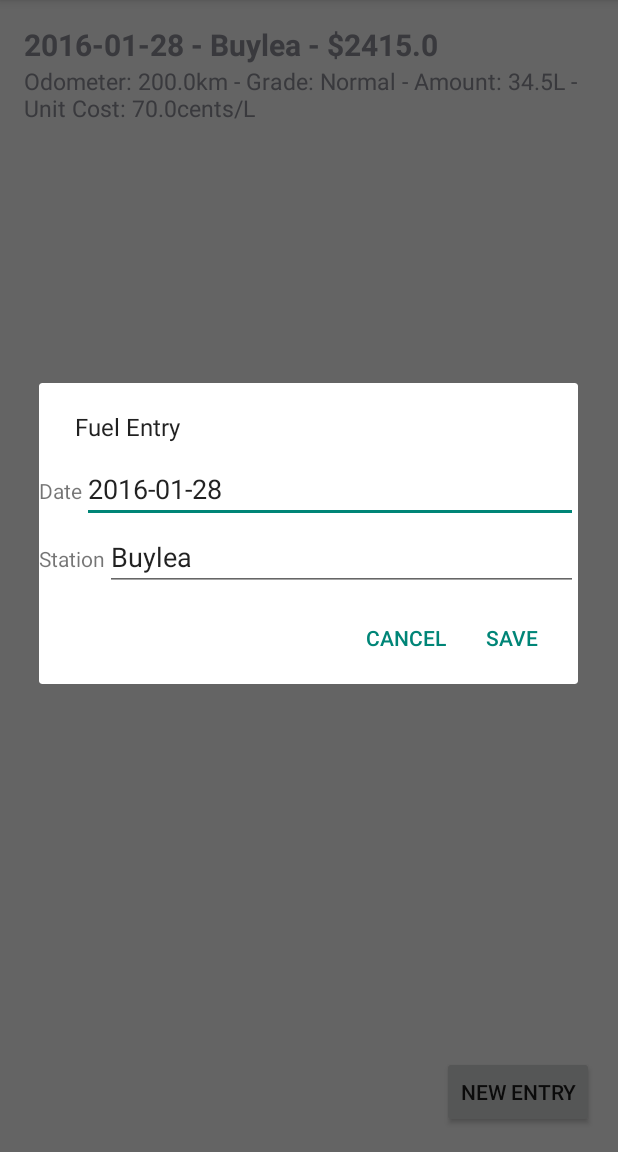
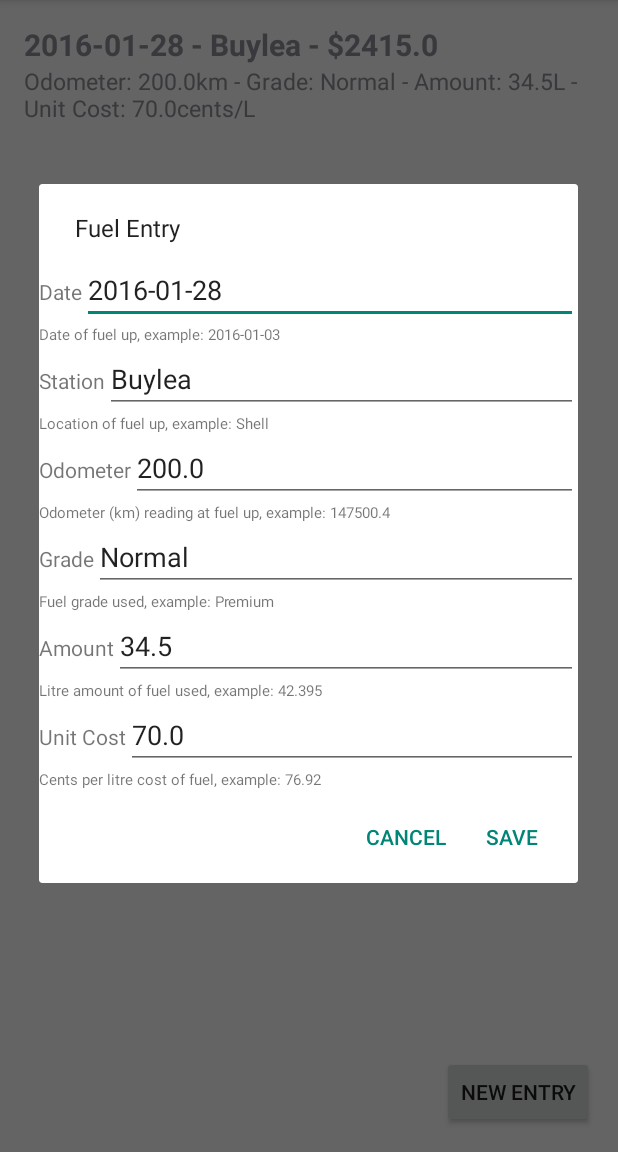
Before and after one commit to ahoskins/as1, an Android app: the screen it shows after launch (FuelListActivity), after a tap on an icon or button, on a phone screen of 412 x 824 dp, the part 84-1236 px from its top. Run offline under Robolectric (Android 15) with nearby library versions, the phone set to English and light mode, and no system bars.

Commit message:
edit or create entry with input validation and helpful tips

```diff
--- a/app/src/main/java/com/andrew/iscool/fuelrecords/CreateEntryDialog.java
+++ /dev/null
@@ -1,107 +0,0 @@
-package com.andrew.iscool.fuelrecords;
-
-import android.app.Activity;
-import android.app.AlertDialog;
-import android.app.Dialog;
-import android.content.Context;
-import android.content.DialogInterface;
-import android.os.Bundle;
-import android.support.v4.app.DialogFragment;
-import android.view.LayoutInflater;
-import android.view.View;
-import android.widget.EditText;
-
-import java.text.ParseException;
-import java.text.SimpleDateFormat;
-import java.util.Date;
-import java.util.Locale;
-
-/**
- * Created by Andrew on 2016-01-27.
- */
-public class CreateEntryDialog extends DialogFragment {
-    private EntryDialogListener mListener;
-    private Integer mDataIndex;
-
-    private EditText mDate;
-    private EditText mStation;
-
-    // use interface with parent
-    public interface EntryDialogListener {
-        void onDialogPositiveClick(Date d, String s, Integer index);
-        FuelEntry getFuelData(int index);
-    }
-
-    public CreateEntryDialog() {
-    }
-
-    @Override
-    public void onCreate(Bundle savedInstanceState) {
-        super.onCreate(savedInstanceState);
-
-        mDataIndex = getArguments() != null ? getArguments().getInt("index"): null;
-    }
-
-    @Override
-    public void onAttach(Activity a) {
-        super.onAttach(a);
-
-        try {
-            // Instantiate the NoticeDialogListener so we can send events to the host
-            mListener = (EntryDialogListener) a;
-        } catch (ClassCastException e) {
-            // The activity doesn't implement the interface, throw exception
-            throw new ClassCastException(a.toString()
-                    + " must implement NoticeDialogListener");
-        }
-    }
-
-    @Override
-    public Dialog onCreateDialog(Bundle savedInstanceState) {
-        LayoutInflater inflater = (LayoutInflater) getActivity().getSystemService(Context.LAYOUT_INFLATER_SERVICE);
-        View view = inflater.inflate(R.layout.edit_menu, null);
-
-        mDate = (EditText) view.findViewById(R.id.date);
-        mStation = (EditText) view.findViewById(R.id.station);
-
-        // index is passed in from activity
-        // if index is not null, access the data at that index and init the values
-        if (mDataIndex != null) {
-            // init the picks with the value at this index
-            FuelEntry fe = mListener.getFuelData(mDataIndex);
-            SimpleDateFormat sdf = new SimpleDateFormat("yyyy-MM-dd", Locale.CANADA);
-            mDate.setText(sdf.format(fe.getDate()));
-            mStation.setText(fe.getStation());
-        }
-
-        // Build the dialog and set up the button click handlers
-        AlertDialog.Builder builder = new AlertDialog.Builder(getActivity());
-        builder.setMessage("Fuel Entry")
-                .setView(view)
-                .setPositiveButton("Save", new DialogInterface.OnClickListener() {
-                    public void onClick(DialogInterface dialog, int id) {
-                        // convert the date picker into a date object
-                        SimpleDateFormat sdf = new SimpleDateFormat("yyyy-MM-dd");
-                        Date date = null;
-                        try {
-                            date = sdf.parse(mDate.getText().toString());
-                        } catch (ParseException e) {
-
-                        }
-
-                        // tell the activity
-                        mListener.onDialogPositiveClick(date, mStation.getText().toString(), mDataIndex);
-                        dismiss();
-                    }
-                })
-                .setNegativeButton("Cancel", new DialogInterface.OnClickListener() {
-                    public void onClick(DialogInterface dialog, int id) {
-                        dismiss();
-                    }
-                });
-        return builder.create();
-    }
-
-
-
-}
--- /dev/null
+++ b/app/src/main/java/com/andrew/iscool/fuelrecords/EntryDialog.java
@@ -0,0 +1,251 @@
+package com.andrew.iscool.fuelrecords;
+
+import android.app.Activity;
+import android.app.AlertDialog;
+import android.app.Dialog;
+import android.content.Context;
+import android.content.DialogInterface;
+import android.os.Bundle;
+import android.support.v4.app.DialogFragment;
+import android.text.Editable;
+import android.text.TextWatcher;
+import android.view.LayoutInflater;
+import android.view.View;
+import android.widget.EditText;
+
+import java.text.ParseException;
+import java.text.SimpleDateFormat;
+import java.util.Date;
+import java.util.Locale;
+
+/**
+ * Created by Andrew on 2016-01-27.
+ */
+public class EntryDialog extends DialogFragment {
+    SimpleDateFormat sdf = new SimpleDateFormat("yyyy-MM-dd", Locale.CANADA);
+    private EntryDialogListener mListener;
+    private Integer mDataIndex;
+    private AlertDialog mAlertDialog;
+
+    private EditText mDate;
+    private EditText mStation;
+    private EditText mOdometer;
+    private EditText mGrade;
+    private EditText mAmount;
+    private EditText mUnitCost;
+
+    private Date mDateValue;
+    private String mStationValue;
+    private Float mOdometerValue;
+    private String mGradeValue;
+    private Float mAmountValue;
+    private Float mUnitCostValue;
+
+    // use interface with parent
+    public interface EntryDialogListener {
+        void onDialogPositiveClick(Date date,
+                                   String station,
+                                   float odometer,
+                                   String grade,
+                                   float amount,
+                                   float unitCost,
+                                   Integer index);
+        FuelEntry getFuelData(int index);
+    }
+
+    public EntryDialog() {}
+
+    @Override
+    public void onCreate(Bundle savedInstanceState) {
+        super.onCreate(savedInstanceState);
+
+        mDataIndex = getArguments() != null ? getArguments().getInt("index"): null;
+    }
+
+    @Override
+    public void onAttach(Activity a) {
+        super.onAttach(a);
+
+        try {
+            // Instantiate the NoticeDialogListener so we can send events to the host
+            mListener = (EntryDialogListener) a;
+        } catch (ClassCastException e) {
+            // The activity doesn't implement the interface, throw exception
+            throw new ClassCastException(a.toString()
+                    + " must implement NoticeDialogListener");
+        }
+    }
+
+    private void initEditTexts(View view) {
+        // get reference to them all
+        mDate = (EditText) view.findViewById(R.id.date);
+        mStation = (EditText) view.findViewById(R.id.station);
+        mOdometer = (EditText) view.findViewById(R.id.odometer);
+        mGrade = (EditText) view.findViewById(R.id.grade);
+        mAmount = (EditText) view.findViewById(R.id.amount);
+        mUnitCost = (EditText) view.findViewById(R.id.unit_cost);
+
+        // if editing, init the values
+        if (mDataIndex != null) {
+            FuelEntry fe = mListener.getFuelData(mDataIndex);
+
+            mDate.setText(sdf.format(fe.getDate()));
+            mDateValue = fe.getDate();
+            mStation.setText(fe.getStation());
+            mStationValue = fe.getStation();
+            mOdometer.setText(Float.toString(fe.getOdometer()));
+            mOdometerValue = fe.getOdometer();
+            mGrade.setText(fe.getGrade());
+            mGradeValue = fe.getGrade();
+            mAmount.setText(Float.toString(fe.getAmount()));
+            mAmountValue = fe.getAmount();
+            mUnitCost.setText(Float.toString(fe.getUnitCost()));
+            mUnitCostValue = fe.getUnitCost();
+        }
+
+        mDate.addTextChangedListener((new GenericTextWatcher(mDate)));
+        mOdometer.addTextChangedListener((new GenericTextWatcher(mOdometer)));
+        mAmount.addTextChangedListener((new GenericTextWatcher(mAmount)));
+        mUnitCost.addTextChangedListener((new GenericTextWatcher(mUnitCost)));
+        mStation.addTextChangedListener(new GenericTextWatcher(mStation));
+        mGrade.addTextChangedListener(new GenericTextWatcher(mGrade));
+
+    }
+
+    private void checkIfSaveEnabled() {
+        // if all buttons filled out validly, then enable save button
+        if (mDateValue != null && mOdometerValue != null && mAmountValue != null
+                && mUnitCostValue != null && mGrade.getText().length() != 0
+                && mStation.getText().length() != 0) {
+            mAlertDialog.getButton(Dialog.BUTTON_POSITIVE).setEnabled(true);
+        }
+    }
+
+    @Override
+    public void onResume() {
+        super.onResume();
+
+        // android hates being cool, so it makes me wait till here till I can call this
+        if (mDataIndex != null) {
+            // if creating, then start off being disabled
+            mAlertDialog.getButton(Dialog.BUTTON_POSITIVE).setEnabled(true);
+        } else {
+            mAlertDialog.getButton(Dialog.BUTTON_POSITIVE).setEnabled(false);
+        }
+    }
+
+    @Override
+    public Dialog onCreateDialog(Bundle savedInstanceState) {
+        LayoutInflater inflater = (LayoutInflater) getActivity().getSystemService(Context.LAYOUT_INFLATER_SERVICE);
+        View view = inflater.inflate(R.layout.edit_menu, null);
+
+        initEditTexts(view);
+
+        // Build the dialog and set up the button click handlers
+        AlertDialog.Builder builder = new AlertDialog.Builder(getActivity());
+        builder.setMessage("Fuel Entry")
+                .setView(view)
+                .setPositiveButton("Save", new DialogInterface.OnClickListener() {
+                    public void onClick(DialogInterface dialog, int id) {
+                        // tell the activity the updated entry
+                        // all values are non-null and non-empty string, or else this button would be disabled
+                        mListener.onDialogPositiveClick(mDateValue,
+                                mStationValue,
+                                mOdometerValue,
+                                mGradeValue,
+                                mAmountValue,
+                                mUnitCostValue,
+                                mDataIndex);
+
+                        dismiss();
+                    }
+                })
+                .setNegativeButton("Cancel", new DialogInterface.OnClickListener() {
+                    public void onClick(DialogInterface dialog, int id) {
+                        dismiss();
+                    }
+                });
+        mAlertDialog =  builder.create();
+
+        return mAlertDialog;
+    }
+
+    private class GenericTextWatcher implements TextWatcher {
+        private EditText view;
+
+        public GenericTextWatcher(EditText view) {
+            this.view = view;
+        }
+
+        public void beforeTextChanged(CharSequence s, int start, int count, int after) {}
+        public void onTextChanged(CharSequence s, int start, int before, int count) {}
+
+        @Override
+        public void afterTextChanged(Editable t) {
+            String text = t.toString();
+
+            switch (view.getId()) {
+                case R.id.date:
+                    try {
+                        mDateValue = sdf.parse(text);
+                        // check if all values are non null
+                        checkIfSaveEnabled();
+                    } catch (ParseException e) {
+                        // set to null
+                        // disable save button
+                        mDate.setError("Required field (yyyy-mm-dd)");
+                        mDateValue = null;
+                        mAlertDialog.getButton(Dialog.BUTTON_POSITIVE).setEnabled(false);
+                    }
+                    break;
+                case R.id.odometer:
+                    try {
+                        mOdometerValue = Float.parseFloat(text);
+                        checkIfSaveEnabled();
+                    } catch (NumberFormatException e) {
+                        mOdometer.setError("Required field (number)");
+                        mOdometerValue = null;
+                        mAlertDialog.getButton(Dialog.BUTTON_POSITIVE).setEnabled(false);
+                    }
+                    break;
+                case R.id.amount:
+                    try {
+                        mAmountValue = Float.parseFloat(text);
+                        checkIfSaveEnabled();
+                    } catch (NumberFormatException e) {
+                        mAmount.setError("Required field (number)");
+                        mAmountValue = null;
+                        mAlertDialog.getButton(Dialog.BUTTON_POSITIVE).setEnabled(false);
+                    }
+                    break;
+                case R.id.unit_cost:
+                    try {
+                        mUnitCostValue = Float.parseFloat(text);
+                        checkIfSaveEnabled();
+                    } catch (NumberFormatException e) {
+                        mUnitCost.setError("Required field (number)");
+                        mUnitCostValue = null;
+                        mAlertDialog.getButton(Dialog.BUTTON_POSITIVE).setEnabled(false);
+                    }
+                    break;
+                case R.id.station:
+                    mStationValue = text;
+                    if (text.length() == 0) {
+                        mAlertDialog.getButton(Dialog.BUTTON_POSITIVE).setEnabled(false);
+                        mStation.setError("Required field (string)");
+                    }
+                    checkIfSaveEnabled();
+                    break;
+                case R.id.grade:
+                    mGradeValue = text;
+                    if (text.length() == 0) {
+                        mAlertDialog.getButton(Dialog.BUTTON_POSITIVE).setEnabled(false);
+                        mGrade.setError("Required field (string)");
+                    }
+                    checkIfSaveEnabled();
+                    break;
+            }
+        }
+    }
+
+}
--- a/app/src/main/java/com/andrew/iscool/fuelrecords/FuelListActivity.java
+++ b/app/src/main/java/com/andrew/iscool/fuelrecords/FuelListActivity.java
@@ -8,21 +8,11 @@ import android.view.View;
 import android.widget.AdapterView;
 import android.widget.Button;
 import android.widget.ListView;
-import android.widget.Toast;
 
 import java.util.ArrayList;
 import java.util.Date;
 
-/*
-* TODO:
-* - edit entry menu
-*   - on click row, open dialog passing in current values for that Fuel Entry
-*   - listener in activity gets index and replaces with new values
-*
-* */
-
-
-public class FuelListActivity extends ActionBarActivity implements CreateEntryDialog.EntryDialogListener {
+public class FuelListActivity extends ActionBarActivity implements EntryDialog.EntryDialogListener {
     private Button mNewEntryButton;
     private ListView mFuelListView;
     private ArrayList<FuelEntry> mFuelData;
@@ -36,8 +26,8 @@ public class FuelListActivity extends ActionBarActivity implements CreateEntryDi
         mNewEntryButton = (Button) findViewById(R.id.newEntryButton);
         mFuelListView = (ListView) findViewById(R.id.fuelList);
 
-        // wtf is going on
-        Toast.makeText(getApplicationContext(), "oncreate ", Toast.LENGTH_LONG).show();
+        // TODO: LOAD FROM FILE, for now just dummy data
+
         mFuelData = new ArrayList<FuelEntry>();
         FuelEntry fe = new FuelEntry(new Date(System.currentTimeMillis()), "Buylea", 200, "Normal", 34.5f, 70f);
         mFuelData.add(fe);
@@ -49,7 +39,7 @@ public class FuelListActivity extends ActionBarActivity implements CreateEntryDi
         mNewEntryButton.setOnClickListener(new View.OnClickListener() {
             @Override
             public void onClick(View v) {
-                CreateEntryDialog d = new CreateEntryDialog();
+                EntryDialog d = new EntryDialog();
                 d.show(getSupportFragmentManager(), "create");
             }
         });
@@ -58,7 +48,7 @@ public class FuelListActivity extends ActionBarActivity implements CreateEntryDi
             @Override
             public void onItemClick(AdapterView<?> parent, View view, int position, long id) {
                 // open the edit menu with and use this "position" index
-                CreateEntryDialog d = new CreateEntryDialog();
+                EntryDialog d = new EntryDialog();
                 Bundle bundle = new Bundle();
                 bundle.putInt("index", position);
                 d.setArguments(bundle);
@@ -70,12 +60,6 @@ public class FuelListActivity extends ActionBarActivity implements CreateEntryDi
     @Override
     protected void onStart() {
         super.onStart();
-
-        // read mFuelData from file using GSON
-
-        // always have one dummy entry for now
-
-        // setup adapter
 
     }
 
@@ -99,8 +83,8 @@ public class FuelListActivity extends ActionBarActivity implements CreateEntryDi
     // LISTENER FROM DIALOG
 
     @Override
-    public void onDialogPositiveClick(Date d, String s, Integer i) {
-        FuelEntry fe = new FuelEntry(d, s, 111, "Fancy", 34.5f, 70f);
+    public void onDialogPositiveClick(Date date, String station, float odometer, String grade, float amount, float unitCost, Integer i) {
+        FuelEntry fe = new FuelEntry(date, station, odometer, grade, amount, unitCost);
 
         // if not null, then replace, otherwise add to the end
         if (i != null) {
--- a/app/src/main/res/layout/edit_menu.xml
+++ b/app/src/main/res/layout/edit_menu.xml
@@ -21,6 +21,12 @@
 
     </LinearLayout>
 
+    <TextView
+        android:layout_width="wrap_content"
+        android:layout_height="wrap_content"
+        android:text="Date of fuel up, example: 2016-01-03"
+        android:textSize="10sp" />
+
     <LinearLayout
         android:layout_width="match_parent"
         android:layout_height="wrap_content"
@@ -38,4 +44,102 @@
 
     </LinearLayout>
 
+    <TextView
+        android:layout_width="wrap_content"
+        android:layout_height="wrap_content"
+        android:text="Location of fuel up, example: Shell"
+        android:textSize="10sp"/>
+
+    <LinearLayout
+        android:layout_width="match_parent"
+        android:layout_height="wrap_content"
+        android:orientation="horizontal">
+
+        <TextView
+            android:layout_width="wrap_content"
+            android:layout_height="wrap_content"
+            android:text="Odometer" />
+
+        <EditText
+            android:layout_width="match_parent"
+            android:layout_height="wrap_content"
+            android:id="@+id/odometer" />
+
+    </LinearLayout>
+
+    <TextView
+        android:layout_width="wrap_content"
+        android:layout_height="wrap_content"
+        android:text="Odometer (km) reading at fuel up, example: 147500.4"
+        android:textSize="10sp"/>
+
+    <LinearLayout
+        android:layout_width="match_parent"
+        android:layout_height="wrap_content"
+        android:orientation="horizontal">
+
+        <TextView
+            android:layout_width="wrap_content"
+            android:layout_height="wrap_content"
+            android:text="Grade" />
+
+        <EditText
+            android:layout_width="match_parent"
+            android:layout_height="wrap_content"
+            android:id="@+id/grade" />
+
+    </LinearLayout>
+
+    <TextView
+        android:layout_width="wrap_content"
+        android:layout_height="wrap_content"
+        android:text="Fuel grade used, example: Premium"
+        android:textSize="10sp"/>
+
+    <LinearLayout
+        android:layout_width="match_parent"
+        android:layout_height="wrap_content"
+        android:orientation="horizontal">
+
+        <TextView
+            android:layout_width="wrap_content"
+            android:layout_height="wrap_content"
+            android:text="Amount" />
+
+        <EditText
+            android:layout_width="match_parent"
+            android:layout_height="wrap_content"
+            android:id="@+id/amount" />
+
+    </LinearLayout>
+
+    <TextView
+        android:layout_width="wrap_content"
+        android:layout_height="wrap_content"
+        android:text="Litre amount of fuel used, example: 42.395"
+        android:textSize="10sp"/>
+
+    <LinearLayout
+        android:layout_width="match_parent"
+        android:layout_height="wrap_content"
+        android:orientation="horizontal">
+
+        <TextView
+            android:layout_width="wrap_content"
+            android:layout_height="wrap_content"
+            android:text="Unit Cost" />
+
+        <EditText
+            android:layout_width="match_parent"
+            android:layout_height="wrap_content"
+            android:id="@+id/unit_cost" />
+
+    </LinearLayout>
+
+    <TextView
+        android:layout_width="wrap_content"
+        android:layout_height="wrap_content"
+        android:text="Cents per litre cost of fuel, example: 76.92"
+        android:textSize="10sp"/>
+
 </LinearLayout>
```
